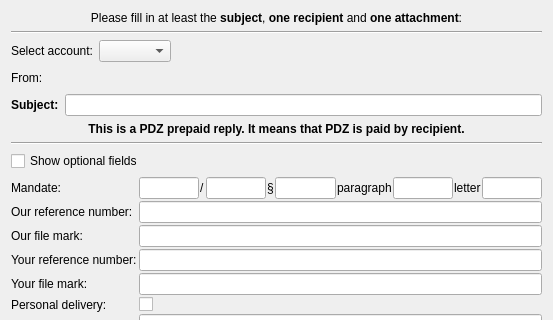
Before: the Qt Designer form src/gui/ui/dlg_send_message.ui in psakar/datovka, drawn with Qt 5; both pictures show x 0 to 553 and y 0 to 320 of the 553 by 853 pixel window.
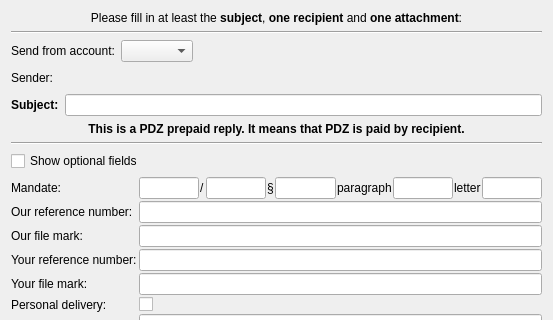
After: the same form once the commit is applied. Icons and pictures are not drawn. Custom widgets are drawn as their Qt base class.

Commit message: Updated send message dialogue ui

The edit to the form file:
```diff
--- a/src/gui/ui/dlg_send_message.ui
+++ b/src/gui/ui/dlg_send_message.ui
@@ -64,7 +64,7 @@
         </font>
        </property>
        <property name="text">
-        <string>Select account:</string>
+        <string>Send from account:</string>
        </property>
       </widget>
      </item>
@@ -91,7 +91,7 @@
      <item>
       <widget class="QLabel" name="label_6">
        <property name="text">
-        <string>From: </string>
+        <string>Sender: </string>
        </property>
       </widget>
      </item>
```
The commit also changes 2 other files.
